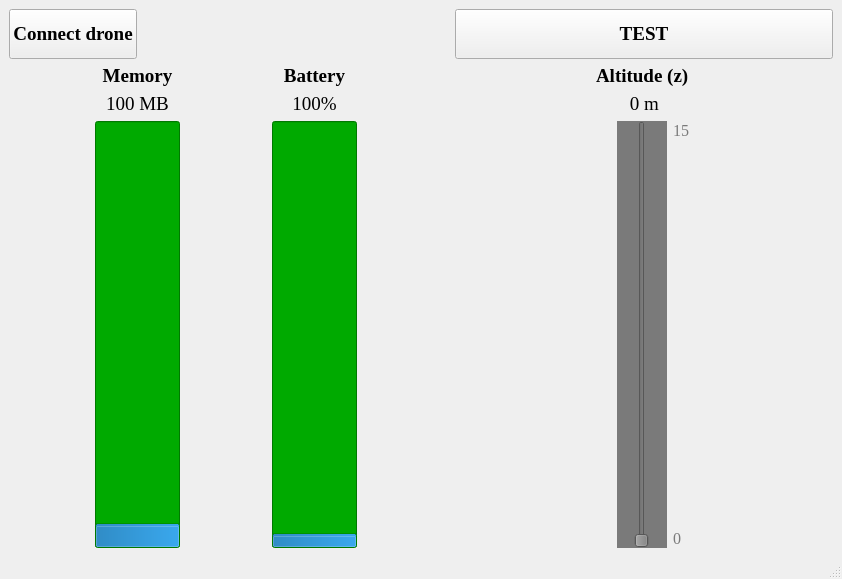
Old version of the form GUI.ui in the repository IanGagnon7/INF6600.
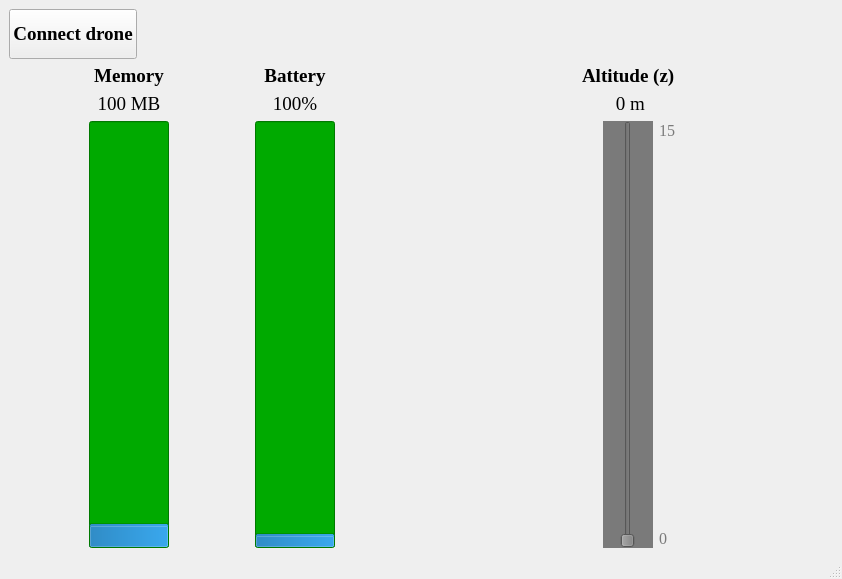
New version of the form. Custom widgets are drawn as their Qt base class.

What changed in the file:
```diff
--- a/GUI.ui
+++ b/GUI.ui
@@ -14,11 +14,69 @@
    <string>MainWindow</string>
   </property>
   <widget class="QWidget" name="centralwidget">
-   <layout class="QGridLayout" name="gridLayout">
-    <item row="1" column="1">
-     <widget class="MathPltWidget" name="map" native="true"/>
-    </item>
-    <item row="1" column="0">
+   <layout class="QVBoxLayout" name="verticalLayout_9">
+    <item>
+     <layout class="QHBoxLayout" name="horizontalLayout_9">
+      <item>
+       <widget class="QPushButton" name="connectPushButton">
+        <property name="sizePolicy">
+         <sizepolicy hsizetype="Minimum" vsizetype="Fixed">
+          <horstretch>0</horstretch>
+          <verstretch>0</verstretch>
+         </sizepolicy>
+        </property>
+        <property name="minimumSize">
+         <size>
+          <width>0</width>
+          <height>50</height>
+         </size>
+        </property>
+        <property name="font">
+         <font>
+          <family>Times New Roman</family>
+          <pointsize>14</pointsize>
+          <weight>75</weight>
+          <bold>true</bold>
+         </font>
+        </property>
+        <property name="text">
+         <string>Connect drone</string>
+        </property>
+       </widget>
+      </item>
+      <item>
+       <widget class="QLabel" name="connectionInfo">
+        <property name="sizePolicy">
+         <sizepolicy hsizetype="MinimumExpanding" vsizetype="Preferred">
+          <horstretch>0</horstretch>
+          <verstretch>0</verstretch>
+         </sizepolicy>
+        </property>
+        <property name="minimumSize">
+         <size>
+          <width>300</width>
+          <height>0</height>
+         </size>
+        </property>
+        <property name="font">
+         <font>
+          <family>Times New Roman</family>
+          <pointsize>12</pointsize>
+         </font>
+        </property>
+        <property name="styleSheet">
+         <string notr="true"/>
+        </property>
+        <property name="text">
+         <string>&lt;html&gt;&lt;head/&gt;&lt;body&gt;&lt;p&gt;&lt;span style=&quot; color:#ffffff;&quot;/&gt;&lt;/p&gt;&lt;/body&gt;&lt;/html&gt;</string>
+        </property>
+       </widget>
+      </item>
+     </layout>
+    </item>
+    <item>
+     <layout class="QHBoxLayout" name="horizontalLayout_7">
+      <item>
      <layout class="QHBoxLayout" name="horizontalLayout_2">
       <item>
        <spacer name="horizontalSpacer">
@@ -245,7 +303,10 @@
       </item>
      </layout>
     </item>
-    <item row="1" column="2">
+      <item>
+       <widget class="MathPltWidget" name="map" native="true"/>
+      </item>
+      <item>
      <layout class="QHBoxLayout" name="horizontalLayout_8">
       <item>
        <spacer name="horizontalSpacer_4">
@@ -393,78 +454,6 @@
        </spacer>
       </item>
      </layout>
-    </item>
-    <item row="0" column="2">
-     <widget class="QPushButton" name="testPushButton">
-      <property name="minimumSize">
-       <size>
-        <width>0</width>
-        <height>50</height>
-       </size>
-      </property>
-      <property name="font">
-       <font>
-        <family>Times New Roman</family>
-        <pointsize>14</pointsize>
-        <weight>75</weight>
-        <bold>true</bold>
-       </font>
-      </property>
-      <property name="text">
-       <string>TEST</string>
-      </property>
-     </widget>
-    </item>
-    <item row="0" column="0">
-     <layout class="QHBoxLayout" name="horizontalLayout_9">
-      <item>
-       <widget class="QPushButton" name="connectPushButton">
-        <property name="sizePolicy">
-         <sizepolicy hsizetype="Minimum" vsizetype="Minimum">
-          <horstretch>0</horstretch>
-          <verstretch>0</verstretch>
-         </sizepolicy>
-        </property>
-        <property name="font">
-         <font>
-          <family>Times New Roman</family>
-          <pointsize>14</pointsize>
-          <weight>75</weight>
-          <bold>true</bold>
-         </font>
-        </property>
-        <property name="text">
-         <string>Connect drone</string>
-        </property>
-       </widget>
-      </item>
-      <item>
-       <widget class="QLabel" name="connectionInfo">
-        <property name="sizePolicy">
-         <sizepolicy hsizetype="MinimumExpanding" vsizetype="Preferred">
-          <horstretch>0</horstretch>
-          <verstretch>0</verstretch>
-         </sizepolicy>
-        </property>
-        <property name="minimumSize">
-         <size>
-          <width>300</width>
-          <height>0</height>
-         </size>
-        </property>
-        <property name="font">
-         <font>
-          <family>Times New Roman</family>
-          <pointsize>12</pointsize>
-         </font>
-        </property>
-        <property name="styleSheet">
-         <string notr="true"/>
-        </property>
-        <property name="text">
-         <string>&lt;html&gt;&lt;head/&gt;&lt;body&gt;&lt;p&gt;&lt;span style=&quot; color:#ffffff;&quot;/&gt;&lt;/p&gt;&lt;/body&gt;&lt;/html&gt;</string>
-        </property>
-       </widget>
       </item>
      </layout>
     </item>
```
Lines whose indentation alone changed are shown as unchanged.
